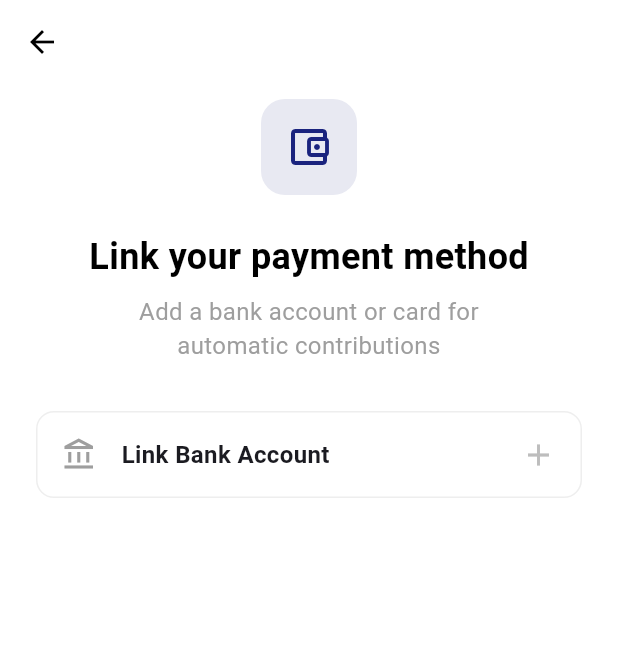
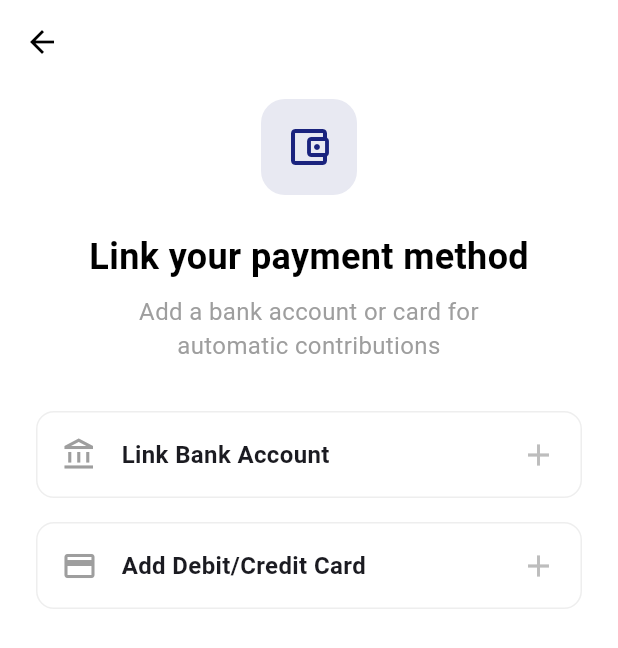
Before and after one commit to rintymoni01/group-saving-app, a Flutter app: the LinkPaymentMethodScreen screen opened directly, on a phone screen of 412 x 824 dp. Shown: the top 648 px of the screen. Run offline on Flutter 3.47's test engine with Material 3 defaults, Android fonts, the phone set to English and light mode, and no system bars; our stand-ins replace get, google_fonts.

Commit message:
P12: Add Add Debit/Credit Card option card to LinkPaymentMethodScreen

```diff
--- a/lib/view/screens/payment_method/screen/link_payment_method_screen.dart
+++ b/lib/view/screens/payment_method/screen/link_payment_method_screen.dart
@@ -62,6 +62,12 @@ class LinkPaymentMethodScreen extends StatelessWidget {
               onTap: () => controller.toggleBankForm(),
             ),
             const SizedBox(height: 16),
+            _buildPaymentOption(
+              icon: Icons.credit_card_outlined,
+              title: 'Add Debit/Credit Card',
+              onTap: () {},
+            ),
+            const SizedBox(height: 24),
           ],
         ),
       )),
```
